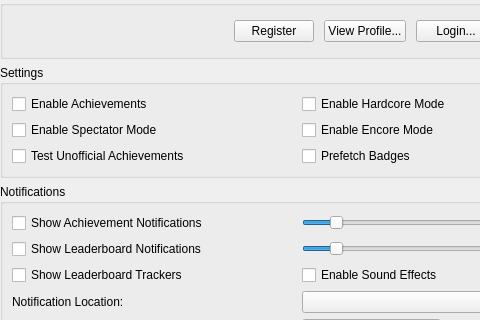
First picture: the form in src/duckstation-qt/achievementsettingswidget.ui, repository stenzek/duckstation, before the edit; both pictures show x 0 to 480 and y 0 to 320 of the 598 by 552 pixel window.
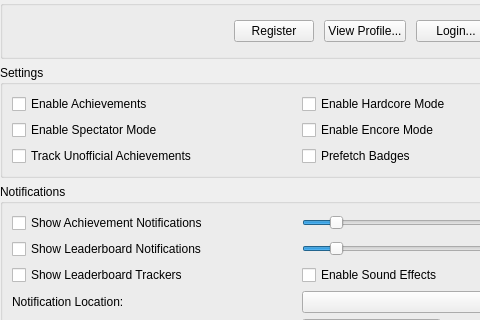
Second picture: the form after the edit. Icons and pictures are not drawn.

Commit message: Achievements: Track unlocks of unofficial achievements locally

Patch:
```diff
--- a/src/duckstation-qt/achievementsettingswidget.ui
+++ b/src/duckstation-qt/achievementsettingswidget.ui
@@ -145,7 +145,7 @@
       <item row="2" column="0">
        <widget class="QCheckBox" name="unofficialAchievements">
         <property name="text">
-         <string>Test Unofficial Achievements</string>
+         <string>Track Unofficial Achievements</string>
         </property>
        </widget>
       </item>
```
The commit also changes 8 other files.
